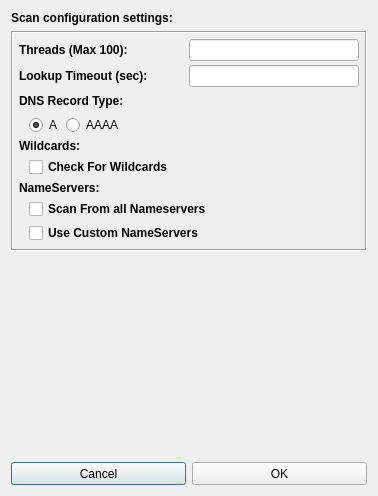
The window that gui/src/Dialogs/ConfigDialog.ui (3nock/OTE) describes before a commit, drawn with Qt 5.
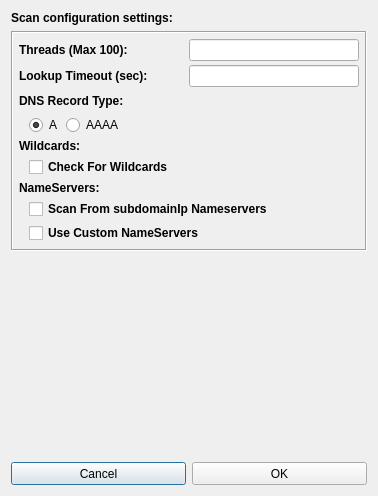
The same window after the commit. Custom widgets are drawn as their Qt base class.

Patch:
```diff
--- a/gui/src/Dialogs/ConfigDialog.ui
+++ b/gui/src/Dialogs/ConfigDialog.ui
@@ -366,7 +366,7 @@
            </font>
           </property>
           <property name="text">
-           <string>Scan From all Nameservers</string>
+           <string>Scan From subdomainIp Nameservers</string>
           </property>
          </widget>
         </item>
```
